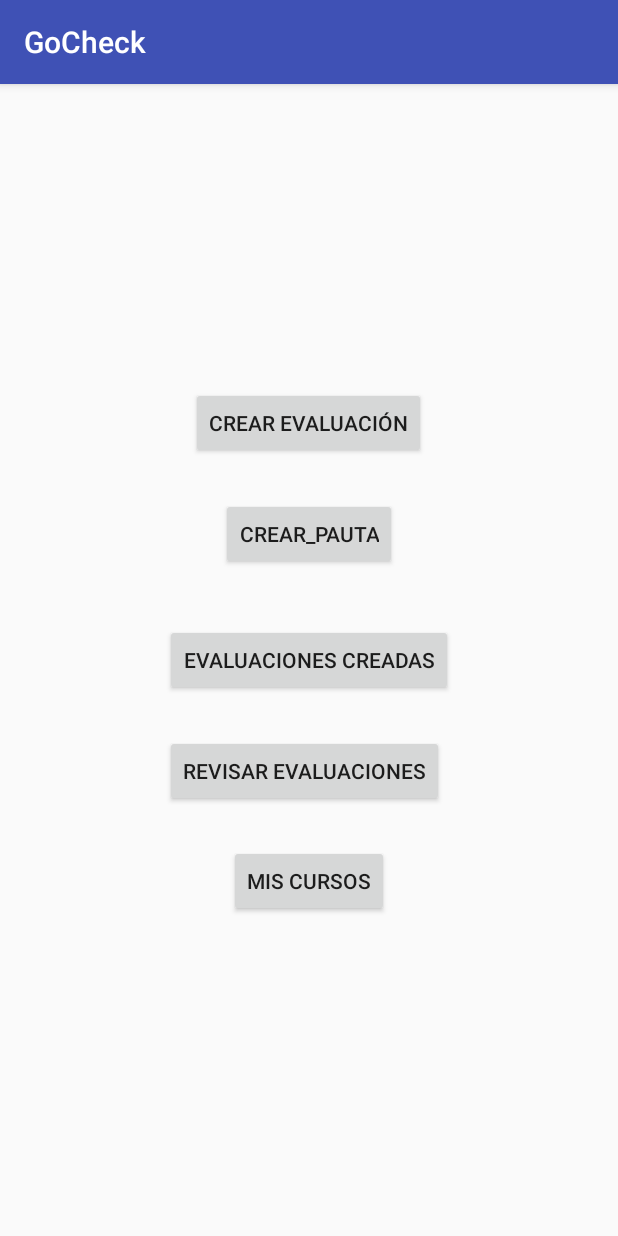
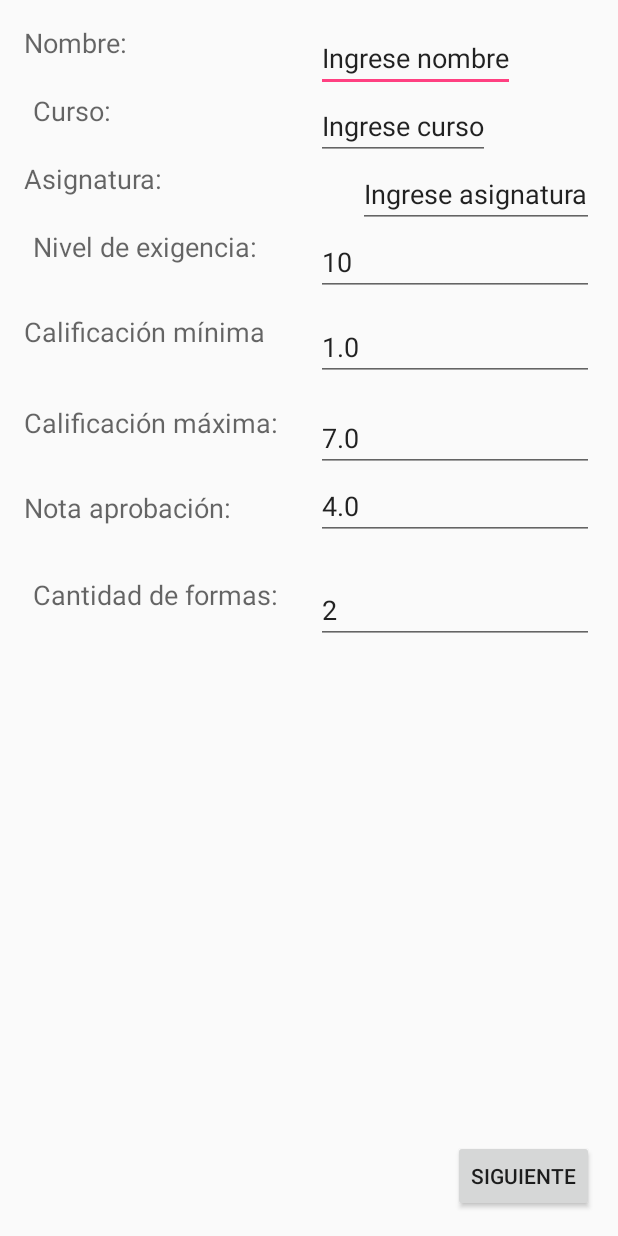
Before and after one commit to luisloyola/GoCheck-MobileApp, an Android app: the screen it shows after launch (MainMenuActivity before the commit, CrearEvaluacionActivity after it), after a tap on "CREAR EVALUACIÓN", on a phone screen of 412 x 824 dp. Run offline under Robolectric (Android 15) with nearby library versions, the light colour scheme and no system bars.

Commit message:
Add menu de crear evaluacion

```diff
--- a/app/src/main/AndroidManifest.xml
+++ b/app/src/main/AndroidManifest.xml
@@ -26,13 +26,14 @@
         android:label="@string/app_name"
         android:supportsRtl="true"
         android:theme="@style/AppTheme">
-
         <activity android:name=".MainMenuActivity">
             <intent-filter>
                 <action android:name="android.intent.action.MAIN" />
+
                 <category android:name="android.intent.category.LAUNCHER" />
             </intent-filter>
         </activity>
+        <activity android:name=".CrearEvaluacionActivity"></activity>
     </application>
 
 </manifest>
--- /dev/null
+++ b/app/src/main/java/teachapps/gocheck/CrearEvaluacionActivity.java
@@ -0,0 +1,50 @@
+package teachapps.gocheck;
+
+import android.app.Activity;
+import android.os.Bundle;
+import android.widget.Button;
+import android.widget.EditText;
+import android.widget.TextView;
+
+public class CrearEvaluacionActivity extends Activity {
+
+    private static final String TAG = "CrearEvaluacion";
+    private TextView mTextViewNombre;
+    private TextView mTextViewCurso;
+    private TextView mTextViewAsignatura;
+    private TextView mTextViewExigencia;
+    private TextView mTextViewCalificacionMinima;
+    private TextView mTextViewCalificacionMaxima;
+    private TextView mTextViewNotaAprobacion;
+    private TextView mTextViewCantidadFormas;
+    private EditText mTextFieldNombre;
+    private EditText mTextFieldCurso;
+    private EditText mTextFieldAsignatura;
+    private EditText mTextFieldExigencia;
+    private EditText mTextFieldCalificacionMinima;
+    private EditText mTextFieldCalificacionMaxima;
+    private EditText mTextFieldNotaAprobacion;
+    private EditText mTextFieldCantidadFormas;
+    private Button mNextButton;
+
+    @Override
+    protected void onCreate(Bundle savedInstanceState) {
+        super.onCreate(savedInstanceState);
+        setContentView(R.layout.activity_crear_evaluacion);
+        initCrearEvaluacion();
+    }
+
+    private void initCrearEvaluacion() {
+        this.mTextViewNombre             = (TextView) findViewById(R.id.textview_nombre);
+        this.mTextViewCurso              = (TextView) findViewById(R.id.textview_curso);
+        this.mTextViewAsignatura         = (TextView) findViewById(R.id.textview_nombre);
+        this.mTextViewExigencia          = (TextView) findViewById(R.id.text_exigencia);
+        this.mTextViewCalificacionMinima = (TextView) findViewById(R.id.textview_calificacion_min);
+        this.mTextViewCalificacionMaxima = (TextView) findViewById(R.id.textview_calificacion_max);
+        this.mTextViewNotaAprobacion     = (TextView) findViewById(R.id.textview_nota_aprobacion);
+        this.mTextViewCantidadFormas     = (TextView) findViewById(R.id.textview_cantidad_formas);
+
+        this.mNextButton = (Button) findViewById(R.id.button_next);
+
+    }
+}
--- /dev/null
+++ b/app/src/main/java/teachapps/gocheck/Evaluacion.java
@@ -0,0 +1,12 @@
+package teachapps.gocheck;
+
+import android.widget.Button;
+
+/**
+ * Created by Gonzalo on 07-02-2016.
+ */
+public class Evaluacion {
+    private static final String TAG = "Evaluacion";
+
+
+}
--- a/app/src/main/java/teachapps/gocheck/MainMenuActivity.java
+++ b/app/src/main/java/teachapps/gocheck/MainMenuActivity.java
@@ -1,12 +1,12 @@
 package teachapps.gocheck;
 
+import android.app.Activity;
 import android.content.Intent;
-import android.support.v7.app.AppCompatActivity;
 import android.os.Bundle;
 import android.view.View;
 import android.widget.Button;
 
-public class MainMenuActivity extends AppCompatActivity {
+public class MainMenuActivity extends Activity {
 
     private static final String TAG = "MainMenuActivity";
     private Button mCrearEvaluacionButton;
@@ -15,13 +15,34 @@ public class MainMenuActivity extends AppCompatActivity {
     private Button mRevisarEvaluacionButton;
     private Button mMisCursosButton;
 
+    @Override
+    protected void onCreate(Bundle savedInstanceState) {
+        super.onCreate(savedInstanceState);
+        setContentView(R.layout.activity_main_menu);
+        initMainMenu();
+    }
+
+    private void initMainMenu() {
+        this.mCrearEvaluacionButton     = (Button) findViewById(R.id.button_crear_evaluacion);
+        this.mCrearPautaButton          = (Button) findViewById(R.id.button_crear_pauta);
+        this.mEvaluacionesCreadasButton = (Button) findViewById(R.id.button_evaluaciones_creadas);
+        this.mRevisarEvaluacionButton   = (Button) findViewById(R.id.button_revisar_evaluaciones);
+        this.mMisCursosButton           = (Button) findViewById(R.id.button_mis_cursos);
+
+        this.mCrearEvaluacionButton.setOnClickListener(new onClickCrearEvaluacionButton());
+        this.mCrearPautaButton.setOnClickListener(new onClickCrearPautaButton());
+        this.mEvaluacionesCreadasButton.setOnClickListener(new onClickEvaluacionesCreadasButton());
+        this.mRevisarEvaluacionButton.setOnClickListener(new onClickRevisarEvaluacionButton());
+        this.mMisCursosButton.setOnClickListener(new onClickMisCursosButton());
+    }
+
     class onClickCrearEvaluacionButton implements View.OnClickListener {
         onClickCrearEvaluacionButton() {
 
         }
 
         public void onClick(View v){
-            //MainMenuActivity.this.startActivity(new Intent(MainMenuActivity.this, CrearEvaluacionActivity.class));
+            MainMenuActivity.this.startActivity(new Intent(MainMenuActivity.this, CrearEvaluacionActivity.class));
         }
     }
 
@@ -64,25 +85,4 @@ public class MainMenuActivity extends AppCompatActivity {
             //MainMenuActivity.this.startActivity(new Intent(MainMenuActivity.this, MisCursosActivity.class));
         }
     }
-
-    @Override
-    protected void onCreate(Bundle savedInstanceState) {
-        super.onCreate(savedInstanceState);
-        setContentView(R.layout.activity_main_menu);
-        initMainMenu();
-    }
-
-    private void initMainMenu() {
-        this.mCrearEvaluacionButton     = (Button) findViewById(R.id.button_crear_evaluacion);
-        this.mCrearPautaButton          = (Button) findViewById(R.id.button_crear_pauta);
-        this.mEvaluacionesCreadasButton = (Button) findViewById(R.id.button_evaluaciones_creadas);
-        this.mRevisarEvaluacionButton   = (Button) findViewById(R.id.button_revisar_evaluaciones);
-        this.mMisCursosButton           = (Button) findViewById(R.id.button_mis_cursos);
-
-        this.mCrearEvaluacionButton.setOnClickListener(new onClickCrearEvaluacionButton());
-        this.mCrearPautaButton.setOnClickListener(new onClickCrearPautaButton());
-        this.mEvaluacionesCreadasButton.setOnClickListener(new onClickEvaluacionesCreadasButton());
-        this.mRevisarEvaluacionButton.setOnClickListener(new onClickRevisarEvaluacionButton());
-        this.mMisCursosButton.setOnClickListener(new onClickMisCursosButton());
-    }
 }
--- /dev/null
+++ b/app/src/main/res/layout/activity_crear_evaluacion.xml
@@ -0,0 +1,193 @@
+<?xml version="1.0" encoding="utf-8"?>
+<RelativeLayout xmlns:android="http://schemas.android.com/apk/res/android"
+    xmlns:tools="http://schemas.android.com/tools"
+    android:layout_width="match_parent"
+    android:layout_height="match_parent"
+    android:paddingBottom="@dimen/activity_vertical_margin"
+    android:paddingLeft="@dimen/activity_horizontal_margin"
+    android:paddingRight="@dimen/activity_horizontal_margin"
+    android:paddingTop="@dimen/activity_vertical_margin"
+    tools:context="teachapps.gocheck.CrearEvaluacionActivity">
+
+    <TextView
+        android:layout_width="wrap_content"
+        android:layout_height="wrap_content"
+        android:textAppearance="?android:attr/textAppearanceMedium"
+        android:id="@+id/textview_nombre"
+        android:text="Nombre:"
+        android:layout_alignParentTop="true"
+        android:layout_alignParentLeft="true"
+        android:layout_alignParentStart="true" />
+
+    <TextView
+        android:layout_width="wrap_content"
+        android:layout_height="wrap_content"
+        android:textAppearance="?android:attr/textAppearanceMedium"
+        android:text="Curso:"
+        android:id="@+id/textview_curso"
+        android:layout_below="@+id/text_nombre"
+        android:layout_alignLeft="@+id/textview_cantidad_formas"
+        android:layout_alignStart="@+id/textview_cantidad_formas" />
+
+    <TextView
+        android:layout_width="wrap_content"
+        android:layout_height="wrap_content"
+        android:textAppearance="?android:attr/textAppearanceMedium"
+        android:text="Asignatura:"
+        android:id="@+id/textview_asignatura"
+        android:layout_alignTop="@+id/text_asignatura"
+        android:layout_alignParentLeft="true"
+        android:layout_alignParentStart="true" />
+
+    <EditText
+        android:layout_width="wrap_content"
+        android:layout_height="wrap_content"
+        android:id="@+id/text_nombre"
+        android:text="Ingrese nombre"
+        android:layout_alignTop="@+id/textview_nombre"
+        android:layout_toRightOf="@+id/textview_exigencia"
+        android:layout_toEndOf="@+id/textview_exigencia"
+        android:layout_marginLeft="39dp"
+        android:layout_marginStart="39dp" />
+
+    <TextView
+        android:layout_width="wrap_content"
+        android:layout_height="wrap_content"
+        android:textAppearance="?android:attr/textAppearanceMedium"
+        android:text="Nivel de exigencia:"
+        android:id="@+id/textview_exigencia"
+        android:layout_below="@+id/text_asignatura"
+        android:layout_alignLeft="@+id/textview_curso"
+        android:layout_alignStart="@+id/textview_curso" />
+
+    <TextView
+        android:layout_width="wrap_content"
+        android:layout_height="wrap_content"
+        android:textAppearance="?android:attr/textAppearanceMedium"
+        android:text="Calificación mínima"
+        android:id="@+id/textview_calificacion_min"
+        android:layout_below="@+id/textview_exigencia"
+        android:layout_alignParentLeft="true"
+        android:layout_alignParentStart="true"
+        android:layout_marginTop="32dp" />
+
+    <TextView
+        android:layout_width="wrap_content"
+        android:layout_height="wrap_content"
+        android:textAppearance="?android:attr/textAppearanceMedium"
+        android:text="Calificación máxima:"
+        android:id="@+id/textview_calificacion_max"
+        android:layout_marginTop="36dp"
+        android:layout_below="@+id/textview_calificacion_min"
+        android:layout_alignParentLeft="true"
+        android:layout_alignParentStart="true" />
+
+    <TextView
+        android:layout_width="wrap_content"
+        android:layout_height="wrap_content"
+        android:textAppearance="?android:attr/textAppearanceMedium"
+        android:text="Nota aprobación:"
+        android:id="@+id/textview_nota_aprobacion"
+        android:layout_below="@+id/textview_calificacion_max"
+        android:layout_alignParentLeft="true"
+        android:layout_alignParentStart="true"
+        android:layout_marginTop="32dp" />
+
+    <TextView
+        android:layout_width="wrap_content"
+        android:layout_height="wrap_content"
+        android:textAppearance="?android:attr/textAppearanceMedium"
+        android:text="Cantidad de formas:"
+        android:id="@+id/textview_cantidad_formas"
+        android:layout_below="@+id/textview_nota_aprobacion"
+        android:layout_alignRight="@+id/textview_calificacion_max"
+        android:layout_alignEnd="@+id/textview_calificacion_max"
+        android:layout_marginTop="33dp" />
+
+    <EditText
+        android:layout_width="wrap_content"
+        android:layout_height="wrap_content"
+        android:id="@+id/text_curso"
+        android:layout_alignTop="@+id/textview_curso"
+        android:layout_alignLeft="@+id/text_nombre"
+        android:layout_alignStart="@+id/text_nombre"
+        android:text="Ingrese curso" />
+
+    <EditText
+        android:layout_width="wrap_content"
+        android:layout_height="wrap_content"
+        android:inputType="number"
+        android:ems="10"
+        android:id="@+id/text_exigencia"
+        android:layout_alignTop="@+id/textview_exigencia"
+        android:layout_alignLeft="@+id/text_curso"
+        android:layout_alignStart="@+id/text_curso"
+        android:text="10" />
+
+    <EditText
+        android:layout_width="wrap_content"
+        android:layout_height="wrap_content"
+        android:inputType="numberDecimal"
+        android:ems="10"
+        android:id="@+id/text_calificacion_min"
+        android:layout_alignTop="@+id/textview_calificacion_min"
+        android:layout_alignLeft="@+id/text_exigencia"
+        android:layout_alignStart="@+id/text_exigencia"
+        android:text="1.0" />
+
+    <EditText
+        android:layout_width="wrap_content"
+        android:layout_height="wrap_content"
+        android:inputType="numberDecimal"
+        android:ems="10"
+        android:id="@+id/text_calificacion_max"
+        android:layout_alignTop="@+id/textview_calificacion_max"
+        android:layout_alignLeft="@+id/text_calificacion_min"
+        android:layout_alignStart="@+id/text_calificacion_min"
+        android:text="7.0" />
+
+    <EditText
+        android:layout_width="wrap_content"
+        android:layout_height="wrap_content"
+        android:inputType="numberDecimal"
+        android:ems="10"
+        android:id="@+id/text_nota_aprobacion"
+        android:layout_below="@+id/text_calificacion_max"
+        android:layout_alignParentRight="true"
+        android:layout_alignParentEnd="true"
+        android:layout_alignLeft="@+id/text_calificacion_max"
+        android:layout_alignStart="@+id/text_calificacion_max"
+        android:text="4.0" />
+
+    <EditText
+        android:layout_width="wrap_content"
+        android:layout_height="wrap_content"
+        android:inputType="number"
+        android:ems="10"
+        android:id="@+id/text_cantidad_formas"
+        android:layout_alignTop="@+id/textview_cantidad_formas"
+        android:layout_alignParentRight="true"
+        android:layout_alignParentEnd="true"
+        android:layout_alignLeft="@+id/text_calificacion_max"
+        android:layout_alignStart="@+id/text_calificacion_max"
+        android:text="2" />
+
+    <EditText
+        android:layout_width="wrap_content"
+        android:layout_height="wrap_content"
+        android:id="@+id/text_asignatura"
+        android:text="Ingrese asignatura"
+        android:layout_below="@+id/text_curso"
+        android:layout_alignRight="@+id/text_exigencia"
+        android:layout_alignEnd="@+id/text_exigencia" />
+
+    <Button
+        android:layout_width="wrap_content"
+        android:layout_height="wrap_content"
+        android:text="Siguiente"
+        android:id="@+id/button_next"
+        android:layout_alignParentBottom="true"
+        android:layout_alignParentRight="true"
+        android:layout_alignParentEnd="true" />
+
+</RelativeLayout>
--- a/app/src/main/res/layout/activity_main_menu.xml
+++ b/app/src/main/res/layout/activity_main_menu.xml
@@ -15,14 +15,14 @@
         android:layout_height="wrap_content"
         android:text="Crear evaluación"
         android:id="@+id/button_crear_evaluacion"
+        android:layout_marginBottom="43dp"
         android:layout_above="@+id/button_crear_pauta"
-        android:layout_centerHorizontal="true"
-        android:layout_marginBottom="26dp" />
+        android:layout_centerHorizontal="true" />
 
     <Button
         android:layout_width="wrap_content"
         android:layout_height="wrap_content"
-        android:text="Crear_pauta"
+        android:text="Crear pauta"
         android:id="@+id/button_crear_pauta"
         android:layout_marginBottom="36dp"
         android:layout_above="@+id/button_evaluaciones_creadas"
```
